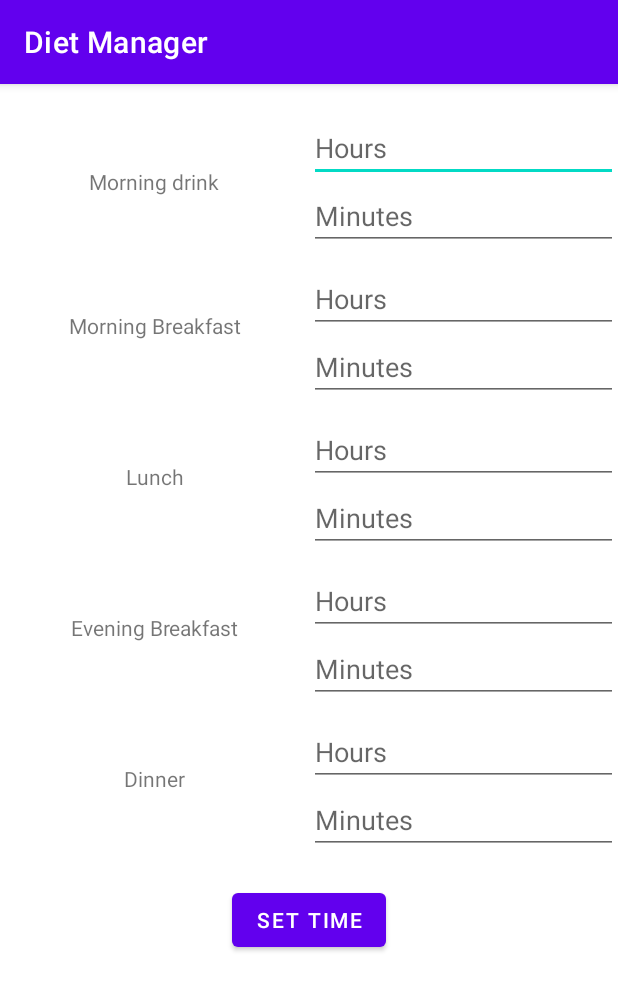
After one commit to bhimeshgit/alaramApp, an Android app: the SetTimingActivity screen opened directly, with no data from a screen before it, on a phone screen of 412 x 824 dp. The commit adds this screen. Shown: the top 990 px of the screen. Run offline under Robolectric (Android 15) with nearby library versions, the phone set to English and light mode, and no system bars.

Commit message:
user modul added

```diff
--- a/app/src/main/java/com/example/myapplication/MainActivity.java
+++ b/app/src/main/java/com/example/myapplication/MainActivity.java
@@ -21,6 +21,7 @@ public class MainActivity extends AppCompatActivity {
     protected void onCreate(Bundle savedInstanceState) {
         super.onCreate(savedInstanceState);
         setContentView(R.layout.activity_main);
+        getSupportActionBar().setTitle("Diet Manager");
         TextView title = findViewById(R.id.title);
         TextView message = findViewById(R.id.message);
         String title_str = getIntent().getStringExtra("title");
--- a/app/src/main/java/com/example/myapplication/admin/DietAddUpdateActivity.java
+++ b/app/src/main/java/com/example/myapplication/admin/DietAddUpdateActivity.java
@@ -5,6 +5,7 @@ import androidx.appcompat.app.AppCompatActivity;
 import androidx.lifecycle.ViewModelProvider;
 
 import android.app.ProgressDialog;
+import android.content.Intent;
 import android.os.Bundle;
 import android.util.Log;
 import android.view.MenuItem;
@@ -19,6 +20,7 @@ import com.android.volley.Request;
 import com.example.myapplication.R;
 import com.example.myapplication.admin.viewmodel.DietAdminViewModel;
 import com.example.myapplication.db.DietEntity;
+import com.example.myapplication.user.UserDietActivity;
 import com.example.myapplication.utils.JsonParserVolley;
 import com.example.myapplication.utils.WebUrl;
 
@@ -39,7 +41,7 @@ public class DietAddUpdateActivity extends AppCompatActivity {
     private Callback callback;
     private boolean isUpdateMode = false;
     private DietEntity dietEntityReceived;
-    private Button addBtn;
+    private Button addBtn,btnSetTime;
     private ProgressDialog pDialog;
     @Override
     protected void onCreate(Bundle savedInstanceState) {
@@ -84,6 +86,8 @@ public class DietAddUpdateActivity extends AppCompatActivity {
 
         }
         ageAutoTxtView.setEnabled(false);
+
+
     }
 
     @Override
--- /dev/null
+++ b/app/src/main/java/com/example/myapplication/admin/SetTimingActivity.java
@@ -0,0 +1,61 @@
+package com.example.myapplication.admin;
+
+import androidx.appcompat.app.AppCompatActivity;
+
+import android.os.Bundle;
+import android.view.View;
+import android.widget.Button;
+import android.widget.EditText;
+import android.widget.Toast;
+
+import com.example.myapplication.R;
+import com.example.myapplication.utils.AppSettingSharePref;
+
+public class SetTimingActivity extends AppCompatActivity {
+
+    private EditText morDrinkHr, morDrinkMin,morBrHr,morBrMin, lunchHr, lunchMin, eveBrHr, eveBrMin, dinnerHr, dinnerMin;
+    private Button setBtn;
+    @Override
+    protected void onCreate(Bundle savedInstanceState) {
+        super.onCreate(savedInstanceState);
+        setContentView(R.layout.activity_set_timing);
+        initializeid();
+    }
+
+    private void initializeid() {
+        morDrinkHr = findViewById(R.id.morDrinkHr);
+        morDrinkMin = findViewById(R.id.morDrinkMin);
+        morBrHr = findViewById(R.id.morBrHr);
+        morBrMin = findViewById(R.id.morBrMin);
+        lunchHr = findViewById(R.id.lunchHr);
+        lunchMin = findViewById(R.id.lunchMin);
+        eveBrHr = findViewById(R.id.eveBrHr);
+        eveBrMin = findViewById(R.id.eveBrMin);
+        dinnerHr = findViewById(R.id.dinnerHr);
+        dinnerMin = findViewById(R.id.dinnerMin);
+        setBtn = findViewById(R.id.setBtn);
+        setBtn.setOnClickListener(new View.OnClickListener() {
+            @Override
+            public void onClick(View v) {
+                setTime();
+            }
+        });
+
+    }
+
+    private void setTime() {
+        AppSettingSharePref appSet = AppSettingSharePref.getInstance(SetTimingActivity.this);
+        appSet.setMorDrinkHr(Integer.parseInt(morDrinkHr.getText().toString()));
+        appSet.setMorDrinkMin(Integer.parseInt(morDrinkMin.getText().toString()));
+        appSet.setMorBreakHr(Integer.parseInt(morBrHr.getText().toString()));
+        appSet.setMorBreakMin(Integer.parseInt(morBrMin.getText().toString()));
+        appSet.setLunchHr(Integer.parseInt(lunchHr.getText().toString()));
+        appSet.setLunchMin(Integer.parseInt(lunchMin.getText().toString()));
+        appSet.setEveBreakHr(Integer.parseInt(eveBrHr.getText().toString()));
+        appSet.setEveBreakMin(Integer.parseInt(eveBrMin.getText().toString()));
+        appSet.setDinnerHr(Integer.parseInt(dinnerHr.getText().toString()));
+        appSet.setDinnerMin(Integer.parseInt(dinnerMin.getText().toString()));
+        Toast.makeText(SetTimingActivity.this, "Time set successfully", Toast.LENGTH_SHORT).show();
+        finish();
+    }
+}
--- a/app/src/main/java/com/example/myapplication/user/UserRepository.java
+++ b/app/src/main/java/com/example/myapplication/user/UserRepository.java
@@ -20,6 +20,11 @@ public class UserRepository {
     public void addUser(User user){
         userDao.insertUserData(user);
     }
+
+    public void updateUser(User user){
+        userDao.updateUser(user.user_id, user.name,user.contact, user.gender, user.height, user.weight, user.age);
+
+    }
     public List<User> getUser(String contact){
         return userDao.getUser(contact);
     }
--- a/app/src/main/java/com/example/myapplication/utils/WebUrl.java
+++ b/app/src/main/java/com/example/myapplication/utils/WebUrl.java
@@ -8,4 +8,10 @@ public class WebUrl {
 
     public static final  String GET_USER_DIET = BASE_URl+"getUserDiet.php";
 
+    public static final String ADMIN_MOBILE = "8378970080";
+
+    public static final String ADMIN_PASS = "123";
+
+    public static final int User_Session = 2; // 1 for admin, 2 for user
+
 }
--- a/app/src/main/res/layout/activity_diet_add_update.xml
+++ b/app/src/main/res/layout/activity_diet_add_update.xml
@@ -21,7 +21,7 @@
             style="@style/Widget.MaterialComponents.TextInputLayout.OutlinedBox.ExposedDropdownMenu"
             android:layout_width="match_parent"
             android:layout_height="wrap_content"
-            android:hint="Age Range"
+            android:hint="BMI Range"
             app:layout_constraintTop_toTopOf="parent"
             app:layout_constraintLeft_toLeftOf="parent"
             app:layout_constraintRight_toRightOf="parent"
@@ -220,5 +220,6 @@
             android:layout_weight="1"
             android:text="Add"
             android:layout_marginBottom="20dp"/>
+
     </androidx.constraintlayout.widget.ConstraintLayout>
 </androidx.core.widget.NestedScrollView>
--- /dev/null
+++ b/app/src/main/res/layout/activity_set_timing.xml
@@ -0,0 +1,208 @@
+<?xml version="1.0" encoding="utf-8"?>
+<androidx.core.widget.NestedScrollView
+    xmlns:android="http://schemas.android.com/apk/res/android"
+    xmlns:app="http://schemas.android.com/apk/res-auto"
+    xmlns:tools="http://schemas.android.com/tools"
+    android:layout_width="match_parent"
+    android:layout_height="match_parent">
+
+
+<LinearLayout
+    android:layout_width="match_parent"
+    android:layout_height="match_parent"
+    tools:context=".admin.SetTimingActivity"
+    android:orientation="vertical"
+    android:layout_marginTop="20dp">
+        <LinearLayout
+            android:layout_width="match_parent"
+            android:layout_height="wrap_content"
+            android:orientation="horizontal"
+            android:weightSum="2">
+            <TextView
+                android:layout_width="0dp"
+                android:layout_height="match_parent"
+                android:text="Morning drink"
+                android:layout_weight="1"
+                android:gravity="center">
+            </TextView>
+            <LinearLayout
+                android:layout_width="0dp"
+                android:layout_height="wrap_content"
+                android:orientation="vertical"
+                android:layout_weight="1">
+                <EditText
+                    android:id="@+id/morDrinkHr"
+                    android:layout_width="wrap_content"
+                    android:layout_height="wrap_content"
+                    android:hint="Hours"
+                    android:ems="10"
+                    android:inputType="number" />
+                <EditText
+                    android:id="@+id/morDrinkMin"
+                    android:layout_width="wrap_content"
+                    android:layout_height="wrap_content"
+                    android:layout_weight="1"
+                    android:hint="Minutes"
+                    android:ems="10"
+                    android:inputType="number" />
+            </LinearLayout>
+        </LinearLayout>
+
+    <LinearLayout
+        android:layout_width="match_parent"
+        android:layout_height="wrap_content"
+        android:orientation="horizontal"
+        android:weightSum="2">
+        <TextView
+            android:layout_width="0dp"
+            android:layout_height="match_parent"
+            android:text="Morning Breakfast"
+            android:layout_weight="1"
+            android:gravity="center">
+        </TextView>
+        <LinearLayout
+            android:layout_width="0dp"
+            android:layout_height="wrap_content"
+            android:orientation="vertical"
+            android:layout_weight="1"
+            android:layout_marginTop="10dp">
+            <EditText
+                android:id="@+id/morBrHr"
+                android:layout_width="wrap_content"
+                android:layout_height="wrap_content"
+                android:hint="Hours"
+                android:ems="10"
+                android:inputType="number" />
+            <EditText
+                android:id="@+id/morBrMin"
+                android:layout_width="wrap_content"
+                android:layout_height="wrap_content"
+                android:layout_weight="1"
+                android:hint="Minutes"
+                android:ems="10"
+                android:inputType="number" />
+        </LinearLayout>
+    </LinearLayout>
+
+    <LinearLayout
+        android:layout_width="match_parent"
+        android:layout_height="wrap_content"
+        android:orientation="horizontal"
+        android:weightSum="2">
+        <TextView
+            android:layout_width="0dp"
+            android:layout_height="match_parent"
+            android:text="Lunch"
+            android:layout_weight="1"
+            android:gravity="center">
+        </TextView>
+        <LinearLayout
+            android:layout_width="0dp"
+            android:layout_height="wrap_content"
+            android:orientation="vertical"
+            android:layout_weight="1"
+            android:layout_marginTop="10dp">
+            <EditText
+                android:id="@+id/lunchHr"
+                android:layout_width="wrap_content"
+                android:layout_height="wrap_content"
+                android:hint="Hours"
+                android:ems="10"
+                android:inputType="number" />
+            <EditText
+                android:id="@+id/lunchMin"
+                android:layout_width="wrap_content"
+                android:layout_height="wrap_content"
+                android:layout_weight="1"
+                android:hint="Minutes"
+                android:ems="10"
+                android:inputType="number" />
+        </LinearLayout>
+    </LinearLayout>
+
+
+    <LinearLayout
+        android:layout_width="match_parent"
+        android:layout_height="wrap_content"
+        android:orientation="horizontal"
+        android:weightSum="2">
+        <TextView
+            android:layout_width="0dp"
+            android:layout_height="match_parent"
+            android:text="Evening Breakfast"
+            android:layout_weight="1"
+            android:gravity="center">
+        </TextView>
+        <LinearLayout
+            android:layout_width="0dp"
+            android:layout_height="wrap_content"
+            android:orientation="vertical"
+            android:layout_weight="1"
+            android:layout_marginTop="10dp">
+            <EditText
+                android:id="@+id/eveBrHr"
+                android:layout_width="wrap_content"
+                android:layout_height="wrap_content"
+                android:hint="Hours"
+                android:ems="10"
+                android:inputType="number" />
+            <EditText
+                android:id="@+id/eveBrMin"
+                android:layout_width="wrap_content"
+                android:layout_height="wrap_content"
+                android:layout_weight="1"
+                android:hint="Minutes"
+                android:ems="10"
+                android:inputType="number" />
+        </LinearLayout>
+
+    </LinearLayout>
+
+    <LinearLayout
+        android:layout_width="match_parent"
+        android:layout_height="wrap_content"
+        android:orientation="horizontal"
+        android:weightSum="2">
+        <TextView
+            android:layout_width="0dp"
+            android:layout_height="match_parent"
+            android:text="Dinner"
+            android:layout_weight="1"
+            android:gravity="center">
+        </TextView>
+        <LinearLayout
+            android:layout_width="0dp"
+            android:layout_height="wrap_content"
+            android:orientation="vertical"
+            android:layout_weight="1"
+            android:layout_marginTop="10dp">
+            <EditText
+                android:id="@+id/dinnerHr"
+                android:layout_width="wrap_content"
+                android:layout_height="wrap_content"
+                android:hint="Hours"
+                android:ems="10"
+                android:inputType="number" />
+            <EditText
+                android:id="@+id/dinnerMin"
+                android:layout_width="wrap_content"
+                android:layout_height="wrap_content"
+                android:layout_weight="1"
+                android:hint="Minutes"
+                android:ems="10"
+                android:inputType="number" />
+        </LinearLayout>
+    </LinearLayout>
+
+
+    <Button
+        android:id="@+id/setBtn"
+        android:layout_width="wrap_content"
+        android:layout_height="wrap_content"
+        android:layout_gravity="center"
+        android:layout_weight="1"
+        android:layout_marginTop="20dp"
+        android:text="Set Time" />
+
+</LinearLayout>
+</androidx.core.widget.NestedScrollView>
--- a/app/src/main/res/layout/activity_user_diet.xml
+++ b/app/src/main/res/layout/activity_user_diet.xml
@@ -218,5 +218,7 @@
             android:layout_weight="1"
             android:text="Add"
             android:layout_marginBottom="20dp"/>
+
+
     </androidx.constraintlayout.widget.ConstraintLayout>
 </androidx.core.widget.NestedScrollView>
--- a/app/src/main/res/values/strings.xml
+++ b/app/src/main/res/values/strings.xml
@@ -1,5 +1,5 @@
 <resources>
-    <string name="app_name">My Application</string>
+    <string name="app_name">Diet Manager</string>
     <!-- TODO: Remove or change this placeholder text -->
     <string name="hello_blank_fragment">Hello blank fragment</string>
     <string name="notifications_admin_channel_name">Firebase</string>
```
Also changed, not shown: app/src/main/AndroidManifest.xml (+8 -4 lines), app/src/main/java/com/example/myapplication/SplashScreenActivity.java (+12 -4 lines), app/src/main/java/com/example/myapplication/admin/AdminLoginActivity.java (added, +42 -0 lines), app/src/main/java/com/example/myapplication/db/UserDao.java (+8 -2 lines), app/src/main/java/com/example/myapplication/user/UserDietActivity.java (+31 -11 lines), app/src/main/java/com/example/myapplication/user/UserRegistrationActivity.java (+64 -5 lines), app/src/main/java/com/example/myapplication/user/UserWelcomeActivity.java (+9 -0 lines), app/src/main/java/com/example/myapplication/utils/AppSettingSharePref.java (+137 -1 lines), app/src/main/res/layout/activity_admin_login.xml (added, +85 -0 lines), app/src/main/res/layout/activity_main.xml (+9 -12 lines).
